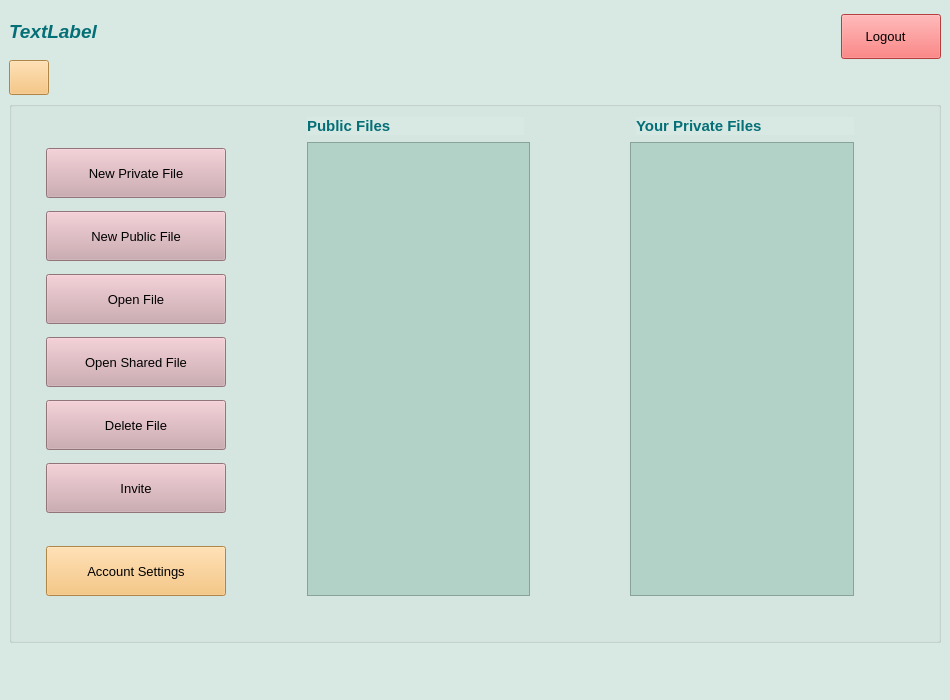
This is concurrentTextEditor/loggedinmainwindow.ui in scottiexdev/concurrentTextEditor as Qt 5 draws it before an edit. The edited form follows.
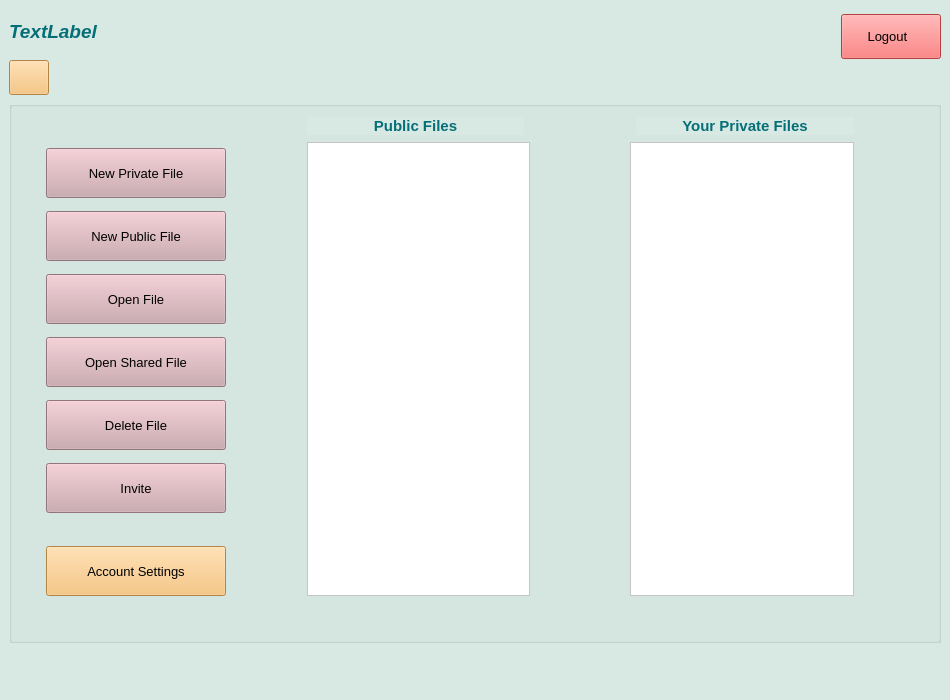
This is the edited form. Icons and pictures are not drawn.

Commit message: small changes (colors, statusbar e tooltip)

What changed in the file:
```diff
--- a/concurrentTextEditor/loggedinmainwindow.ui
+++ b/concurrentTextEditor/loggedinmainwindow.ui
@@ -536,7 +536,7 @@
          <string notr="true">background-color: rgb(255, 85, 85);</string>
         </property>
         <property name="text">
-         <string>Logout   </string>
+         <string> Logout   </string>
         </property>
         <property name="icon">
          <iconset>
@@ -825,75 +825,6 @@
          <property name="bottomMargin">
           <number>35</number>
          </property>
-         <item row="0" column="1" colspan="3">
-          <spacer name="horizontalSpacer_2">
-           <property name="orientation">
-            <enum>Qt::Horizontal</enum>
-           </property>
-           <property name="sizeType">
-            <enum>QSizePolicy::MinimumExpanding</enum>
-           </property>
-           <property name="sizeHint" stdset="0">
-            <size>
-             <width>100</width>
-             <height>20</height>
-            </size>
-           </property>
-          </spacer>
-         </item>
-         <item row="0" column="4">
-          <widget class="QLabel" name="PrivateFilesLabel">
-           <property name="sizePolicy">
-            <sizepolicy hsizetype="Expanding" vsizetype="Fixed">
-             <horstretch>0</horstretch>
-             <verstretch>0</verstretch>
-            </sizepolicy>
-           </property>
-           <property name="font">
-            <font>
-             <pointsize>11</pointsize>
-             <weight>75</weight>
-             <bold>true</bold>
-            </font>
-           </property>
-           <property name="styleSheet">
-            <string notr="true">color: rgb(4, 111, 119);</string>
-           </property>
-           <property name="text">
-            <string>Your Private Files</string>
-           </property>
-          </widget>
-         </item>
-         <item row="1" column="3" colspan="2">
-          <widget class="QTableWidget" name="PrivatefileListTable">
-           <property name="sizePolicy">
-            <sizepolicy hsizetype="Preferred" vsizetype="Preferred">
-             <horstretch>0</horstretch>
-             <verstretch>0</verstretch>
-            </sizepolicy>
-           </property>
-           <property name="maximumSize">
-            <size>
-             <width>1000</width>
-             <height>700</height>
-            </size>
-           </property>
-           <property name="font">
-            <font>
-             <pointsize>10</pointsize>
-            </font>
-           </property>
-           <property name="styleSheet">
-            <string notr="true">background-color: rgb(178, 210, 200);</string>
-           </property>
-           <attribute name="horizontalHeaderCascadingSectionResizes">
-            <bool>true</bool>
-           </attribute>
-           <attribute name="horizontalHeaderStretchLastSection">
-            <bool>true</bool>
-           </attribute>
-          </widget>
-         </item>
          <item row="0" column="0">
           <widget class="QLabel" name="PublicFilesLabel">
            <property name="sizePolicy">
@@ -915,6 +846,9 @@
            <property name="text">
             <string>Public Files</string>
            </property>
+           <property name="alignment">
+            <set>Qt::AlignCenter</set>
+           </property>
           </widget>
          </item>
          <item row="1" column="2">
@@ -947,6 +881,448 @@
              <height>700</height>
             </size>
            </property>
+           <property name="palette">
+            <palette>
+             <active>
+              <colorrole role="WindowText">
+               <brush brushstyle="SolidPattern">
+                <color alpha="255">
+                 <red>0</red>
+                 <green>0</green>
+                 <blue>0</blue>
+                </color>
+               </brush>
+              </colorrole>
+              <colorrole role="Button">
+               <brush brushstyle="SolidPattern">
+                <color alpha="255">
+                 <red>255</red>
+                 <green>255</green>
+                 <blue>255</blue>
+                </color>
+               </brush>
+              </colorrole>
+              <colorrole role="Light">
+               <brush brushstyle="SolidPattern">
+                <color alpha="255">
+                 <red>255</red>
+                 <green>255</green>
+                 <blue>255</blue>
+                </color>
+               </brush>
+              </colorrole>
+              <colorrole role="Midlight">
+               <brush brushstyle="SolidPattern">
+                <color alpha="255">
+                 <red>255</red>
+                 <green>255</green>
+                 <blue>255</blue>
+                </color>
+               </brush>
+              </colorrole>
+              <colorrole role="Dark">
+               <brush brushstyle="SolidPattern">
+                <color alpha="255">
+                 <red>127</red>
+                 <green>127</green>
+                 <blue>127</blue>
+                </color>
+               </brush>
+              </colorrole>
+              <colorrole role="Mid">
+               <brush brushstyle="SolidPattern">
+                <color alpha="255">
+                 <red>170</red>
+                 <green>170</green>
+                 <blue>170</blue>
+                </color>
+               </brush>
+              </colorrole>
+              <colorrole role="Text">
+               <brush brushstyle="SolidPattern">
+                <color alpha="255">
+                 <red>0</red>
+                 <green>0</green>
+                 <blue>0</blue>
+                </color>
+               </brush>
+              </colorrole>
+              <colorrole role="BrightText">
+               <brush brushstyle="SolidPattern">
+                <color alpha="255">
+                 <red>255</red>
+                 <green>255</green>
+                 <blue>255</blue>
+                </color>
+               </brush>
+              </colorrole>
+              <colorrole role="ButtonText">
+               <brush brushstyle="SolidPattern">
+                <color alpha="255">
+                 <red>0</red>
+                 <green>0</green>
+                 <blue>0</blue>
+                </color>
+               </brush>
+              </colorrole>
+              <colorrole role="Base">
+               <brush brushstyle="SolidPattern">
+                <color alpha="255">
+                 <red>255</red>
+                 <green>255</green>
+                 <blue>255</blue>
+                </color>
+               </brush>
+              </colorrole>
+              <colorrole role="Window">
+               <brush brushstyle="SolidPattern">
+                <color alpha="255">
+                 <red>255</red>
+                 <green>255</green>
+                 <blue>255</blue>
+                </color>
+               </brush>
+              </colorrole>
+              <colorrole role="Shadow">
+               <brush brushstyle="SolidPattern">
+                <color alpha="255">
+                 <red>0</red>
+                 <green>0</green>
+                 <blue>0</blue>
+                </color>
+               </brush>
+              </colorrole>
+              <colorrole role="AlternateBase">
+               <brush brushstyle="SolidPattern">
+                <color alpha="255">
+                 <red>255</red>
+                 <green>255</green>
+                 <blue>255</blue>
+                </color>
+               </brush>
+              </colorrole>
+              <colorrole role="ToolTipBase">
+               <brush brushstyle="SolidPattern">
+                <color alpha="255">
+                 <red>255</red>
+                 <green>255</green>
+                 <blue>220</blue>
+                </color>
+               </brush>
+              </colorrole>
+              <colorrole role="ToolTipText">
+               <brush brushstyle="SolidPattern">
+                <color alpha="255">
+                 <red>0</red>
+                 <green>0</green>
+                 <blue>0</blue>
+                </color>
+               </brush>
+              </colorrole>
+              <colorrole role="PlaceholderText">
+               <brush brushstyle="SolidPattern">
+                <color alpha="128">
+                 <red>0</red>
+                 <green>0</green>
+                 <blue>0</blue>
+                </color>
+               </brush>
+              </colorrole>
+             </active>
+             <inactive>
+              <colorrole role="WindowText">
+               <brush brushstyle="SolidPattern">
+                <color alpha="255">
+                 <red>0</red>
+                 <green>0</green>
+                 <blue>0</blue>
+                </color>
+               </brush>
+              </colorrole>
+              <colorrole role="Button">
+               <brush brushstyle="SolidPattern">
+                <color alpha="255">
+                 <red>255</red>
+                 <green>255</green>
+                 <blue>255</blue>
+                </color>
+               </brush>
+              </colorrole>
+              <colorrole role="Light">
+               <brush brushstyle="SolidPattern">
+                <color alpha="255">
+                 <red>255</red>
+                 <green>255</green>
+                 <blue>255</blue>
+                </color>
+               </brush>
+              </colorrole>
+              <colorrole role="Midlight">
+               <brush brushstyle="SolidPattern">
+                <color alpha="255">
+                 <red>255</red>
+                 <green>255</green>
+                 <blue>255</blue>
+                </color>
+               </brush>
+              </colorrole>
+              <colorrole role="Dark">
+               <brush brushstyle="SolidPattern">
+                <color alpha="255">
+                 <red>127</red>
+                 <green>127</green>
+                 <blue>127</blue>
+                </color>
+               </brush>
+              </colorrole>
+              <colorrole role="Mid">
+               <brush brushstyle="SolidPattern">
+                <color alpha="255">
+                 <red>170</red>
+                 <green>170</green>
+                 <blue>170</blue>
+                </color>
+               </brush>
+              </colorrole>
+              <colorrole role="Text">
+               <brush brushstyle="SolidPattern">
+                <color alpha="255">
+                 <red>0</red>
+                 <green>0</green>
+                 <blue>0</blue>
+                </color>
+               </brush>
+              </colorrole>
+              <colorrole role="BrightText">
+               <brush brushstyle="SolidPattern">
+                <color alpha="255">
+                 <red>255</red>
+                 <green>255</green>
+                 <blue>255</blue>
+                </color>
+               </brush>
+              </colorrole>
+              <colorrole role="ButtonText">
+               <brush brushstyle="SolidPattern">
+                <color alpha="255">
+                 <red>0</red>
+                 <green>0</green>
+                 <blue>0</blue>
+                </color>
+               </brush>
+              </colorrole>
+              <colorrole role="Base">
+               <brush brushstyle="SolidPattern">
+                <color alpha="255">
+                 <red>255</red>
+                 <green>255</green>
+                 <blue>255</blue>
+                </color>
+               </brush>
+              </colorrole>
+              <colorrole role="Window">
+               <brush brushstyle="SolidPattern">
+                <color alpha="255">
+                 <red>255</red>
+                 <green>255</green>
+                 <blue>255</blue>
+                </color>
+               </brush>
+              </colorrole>
+              <colorrole role="Shadow">
+               <brush brushstyle="SolidPattern">
+                <color alpha="255">
+                 <red>0</red>
+                 <green>0</green>
+                 <blue>0</blue>
+                </color>
+               </brush>
+              </colorrole>
+              <colorrole role="AlternateBase">
+               <brush brushstyle="SolidPattern">
+                <color alpha="255">
+                 <red>255</red>
+                 <green>255</green>
+                 <blue>255</blue>
+                </color>
+               </brush>
+              </colorrole>
+              <colorrole role="ToolTipBase">
+               <brush brushstyle="SolidPattern">
+                <color alpha="255">
+                 <red>255</red>
+                 <green>255</green>
+                 <blue>220</blue>
+                </color>
+               </brush>
+              </colorrole>
+              <colorrole role="ToolTipText">
+               <brush brushstyle="SolidPattern">
+                <color alpha="255">
+                 <red>0</red>
+                 <green>0</green>
+                 <blue>0</blue>
+                </color>
+               </brush>
+              </colorrole>
+              <colorrole role="PlaceholderText">
+               <brush brushstyle="SolidPattern">
+                <color alpha="128">
+                 <red>0</red>
+                 <green>0</green>
+                 <blue>0</blue>
+                </color>
+               </brush>
+              </colorrole>
+             </inactive>
+             <disabled>
+              <colorrole role="WindowText">
+               <brush brushstyle="SolidPattern">
+                <color alpha="255">
+                 <red>127</red>
+                 <green>127</green>
+                 <blue>127</blue>
+                </color>
+               </brush>
+              </colorrole>
+              <colorrole role="Button">
+               <brush brushstyle="SolidPattern">
+                <color alpha="255">
+                 <red>255</red>
+                 <green>255</green>
+                 <blue>255</blue>
+                </color>
+               </brush>
+              </colorrole>
+              <colorrole role="Light">
+               <brush brushstyle="SolidPattern">
+                <color alpha="255">
+                 <red>255</red>
+                 <green>255</green>
+                 <blue>255</blue>
+                </color>
+               </brush>
+              </colorrole>
+              <colorrole role="Midlight">
+               <brush brushstyle="SolidPattern">
+                <color alpha="255">
+                 <red>255</red>
+                 <green>255</green>
+                 <blue>255</blue>
+                </color>
+               </brush>
+              </colorrole>
+              <colorrole role="Dark">
+               <brush brushstyle="SolidPattern">
+                <color alpha="255">
+                 <red>127</red>
+                 <green>127</green>
+                 <blue>127</blue>
+                </color>
+               </brush>
+              </colorrole>
+              <colorrole role="Mid">
+               <brush brushstyle="SolidPattern">
+                <color alpha="255">
+                 <red>170</red>
+                 <green>170</green>
+                 <blue>170</blue>
+                </color>
+               </brush>
+              </colorrole>
+              <colorrole role="Text">
+               <brush brushstyle="SolidPattern">
+                <color alpha="255">
+                 <red>127</red>
+                 <green>127</green>
+                 <blue>127</blue>
+                </color>
+               </brush>
+              </colorrole>
+              <colorrole role="BrightText">
+               <brush brushstyle="SolidPattern">
+                <color alpha="255">
+                 <red>255</red>
+                 <green>255</green>
+                 <blue>255</blue>
+                </color>
+               </brush>
+              </colorrole>
+              <colorrole role="ButtonText">
+               <brush brushstyle="SolidPattern">
+                <color alpha="255">
+                 <red>127</red>
+                 <green>127</green>
+                 <blue>127</blue>
+                </color>
+               </brush>
+              </colorrole>
+              <colorrole role="Base">
+               <brush brushstyle="SolidPattern">
+                <color alpha="255">
+                 <red>255</red>
+                 <green>255</green>
+                 <blue>255</blue>
+                </color>
+               </brush>
+              </colorrole>
+              <colorrole role="Window">
+               <brush brushstyle="SolidPattern">
+                <color alpha="255">
+                 <red>255</red>
+                 <green>255</green>
+                 <blue>255</blue>
+                </color>
+               </brush>
+              </colorrole>
+              <colorrole role="Shadow">
+               <brush brushstyle="SolidPattern">
+                <color alpha="255">
+                 <red>0</red>
+                 <green>0</green>
+                 <blue>0</blue>
+                </color>
+               </brush>
+              </colorrole>
+              <colorrole role="AlternateBase">
+               <brush brushstyle="SolidPattern">
+                <color alpha="255">
+                 <red>255</red>
+                 <green>255</green>
+                 <blue>255</blue>
+                </color>
+               </brush>
+              </colorrole>
+              <colorrole role="ToolTipBase">
+               <brush brushstyle="SolidPattern">
+                <color alpha="255">
+                 <red>255</red>
+                 <green>255</green>
+                 <blue>220</blue>
+                </color>
+               </brush>
+              </colorrole>
+              <colorrole role="ToolTipText">
+               <brush brushstyle="SolidPattern">
+                <color alpha="255">
+                 <red>0</red>
+                 <green>0</green>
+                 <blue>0</blue>
+                </color>
+               </brush>
+              </colorrole>
+              <colorrole role="PlaceholderText">
+               <brush brushstyle="SolidPattern">
+                <color alpha="128">
+                 <red>0</red>
+                 <green>0</green>
+                 <blue>0</blue>
+                </color>
+               </brush>
+              </colorrole>
+             </disabled>
+            </palette>
+           </property>
            <property name="font">
             <font>
              <pointsize>10</pointsize>
@@ -959,7 +1335,7 @@
             <bool>true</bool>
            </property>
            <property name="styleSheet">
-            <string notr="true">background-color: rgb(178, 210, 200);</string>
+            <string notr="true">background-color: rgb(255, 255, 255);</string>
            </property>
            <property name="frameShape">
             <enum>QFrame::StyledPanel</enum>
@@ -978,6 +1354,536 @@
            </attribute>
           </widget>
          </item>
+         <item row="1" column="3" colspan="2">
+          <widget class="QTableWidget" name="PrivatefileListTable">
+           <property name="sizePolicy">
+            <sizepolicy hsizetype="Preferred" vsizetype="Preferred">
+             <horstretch>0</horstretch>
+             <verstretch>0</verstretch>
+            </sizepolicy>
+           </property>
+           <property name="maximumSize">
+            <size>
+             <width>1000</width>
+             <height>700</height>
+            </size>
+           </property>
+           <property name="palette">
+            <palette>
+             <active>
+              <colorrole role="WindowText">
+               <brush brushstyle="SolidPattern">
+                <color alpha="255">
+                 <red>0</red>
+                 <green>0</green>
+                 <blue>0</blue>
+                </color>
+               </brush>
+              </colorrole>
+              <colorrole role="Button">
+               <brush brushstyle="SolidPattern">
+                <color alpha="255">
+                 <red>255</red>
+                 <green>255</green>
+                 <blue>255</blue>
+                </color>
+               </brush>
+              </colorrole>
+              <colorrole role="Light">
+               <brush brushstyle="SolidPattern">
+                <color alpha="255">
+                 <red>255</red>
+                 <green>255</green>
+                 <blue>255</blue>
+                </color>
+               </brush>
+              </colorrole>
+              <colorrole role="Midlight">
+               <brush brushstyle="SolidPattern">
+                <color alpha="255">
+                 <red>255</red>
+                 <green>255</green>
+                 <blue>255</blue>
+                </color>
+               </brush>
+              </colorrole>
+              <colorrole role="Dark">
+               <brush brushstyle="SolidPattern">
+                <color alpha="255">
+                 <red>127</red>
+                 <green>127</green>
+                 <blue>127</blue>
+                </color>
+               </brush>
+              </colorrole>
+              <colorrole role="Mid">
+               <brush brushstyle="SolidPattern">
+                <color alpha="255">
+                 <red>170</red>
+                 <green>170</green>
+                 <blue>170</blue>
+                </color>
+               </brush>
+              </colorrole>
+              <colorrole role="Text">
+               <brush brushstyle="SolidPattern">
+                <color alpha="255">
+                 <red>0</red>
+                 <green>0</green>
+                 <blue>0</blue>
+                </color>
+               </brush>
+              </colorrole>
+              <colorrole role="BrightText">
+               <brush brushstyle="SolidPattern">
+                <color alpha="255">
+                 <red>255</red>
+                 <green>255</green>
+                 <blue>255</blue>
+                </color>
+               </brush>
+              </colorrole>
+              <colorrole role="ButtonText">
+               <brush brushstyle="SolidPattern">
+                <color alpha="255">
+                 <red>0</red>
+                 <green>0</green>
+                 <blue>0</blue>
+                </color>
+               </brush>
+              </colorrole>
+              <colorrole role="Base">
+               <brush brushstyle="SolidPattern">
+                <color alpha="255">
+                 <red>255</red>
+                 <green>255</green>
+                 <blue>255</blue>
+                </color>
+               </brush>
+              </colorrole>
+              <colorrole role="Window">
+               <brush brushstyle="SolidPattern">
+                <color alpha="255">
+                 <red>255</red>
+                 <green>255</green>
+                 <blue>255</blue>
+                </color>
+               </brush>
+              </colorrole>
+              <colorrole role="Shadow">
+               <brush brushstyle="SolidPattern">
+                <color alpha="255">
+                 <red>0</red>
+                 <green>0</green>
+                 <blue>0</blue>
+                </color>
+               </brush>
+              </colorrole>
+              <colorrole role="AlternateBase">
+               <brush brushstyle="SolidPattern">
+                <color alpha="255">
+                 <red>255</red>
+                 <green>255</green>
+                 <blue>255</blue>
+                </color>
+               </brush>
+              </colorrole>
+              <colorrole role="ToolTipBase">
+               <brush brushstyle="SolidPattern">
+                <color alpha="255">
+                 <red>255</red>
+                 <green>255</green>
+                 <blue>220</blue>
+                </color>
+               </brush>
+              </colorrole>
+              <colorrole role="ToolTipText">
+               <brush brushstyle="SolidPattern">
+                <color alpha="255">
+                 <red>0</red>
+                 <green>0</green>
+                 <blue>0</blue>
+                </color>
+               </brush>
+              </colorrole>
+              <colorrole role="PlaceholderText">
+               <brush brushstyle="SolidPattern">
+                <color alpha="128">
+                 <red>0</red>
+                 <green>0</green>
+                 <blue>0</blue>
+                </color>
+               </brush>
+              </colorrole>
+             </active>
+             <inactive>
+              <colorrole role="WindowText">
+               <brush brushstyle="SolidPattern">
+                <color alpha="255">
+                 <red>0</red>
+                 <green>0</green>
+                 <blue>0</blue>
+                </color>
+               </brush>
+              </colorrole>
+              <colorrole role="Button">
+               <brush brushstyle="SolidPattern">
+                <color alpha="255">
+                 <red>255</red>
+                 <green>255</green>
+                 <blue>255</blue>
+                </color>
+               </brush>
+              </colorrole>
+              <colorrole role="Light">
+               <brush brushstyle="SolidPattern">
+                <color alpha="255">
+                 <red>255</red>
+                 <green>255</green>
+                 <blue>255</blue>
+                </color>
+               </brush>
+              </colorrole>
+              <colorrole role="Midlight">
+               <brush brushstyle="SolidPattern">
+                <color alpha="255">
+                 <red>255</red>
+                 <green>255</green>
+                 <blue>255</blue>
+                </color>
+               </brush>
+              </colorrole>
+              <colorrole role="Dark">
+               <brush brushstyle="SolidPattern">
+                <color alpha="255">
+                 <red>127</red>
+                 <green>127</green>
+                 <blue>127</blue>
+                </color>
+               </brush>
+              </colorrole>
+              <colorrole role="Mid">
+               <brush brushstyle="SolidPattern">
+                <color alpha="255">
+                 <red>170</red>
+                 <green>170</green>
+                 <blue>170</blue>
+                </color>
+               </brush>
+              </colorrole>
+              <colorrole role="Text">
+               <brush brushstyle="SolidPattern">
+                <color alpha="255">
+                 <red>0</red>
+                 <green>0</green>
+                 <blue>0</blue>
+                </color>
+               </brush>
+              </colorrole>
+              <colorrole role="BrightText">
+               <brush brushstyle="SolidPattern">
+                <color alpha="255">
+                 <red>255</red>
+                 <green>255</green>
+                 <blue>255</blue>
+                </color>
+               </brush>
+              </colorrole>
+              <colorrole role="ButtonText">
+               <brush brushstyle="SolidPattern">
+                <color alpha="255">
+                 <red>0</red>
+                 <green>0</green>
+                 <blue>0</blue>
+                </color>
+               </brush>
+              </colorrole>
+              <colorrole role="Base">
+               <brush brushstyle="SolidPattern">
+                <color alpha="255">
+                 <red>255</red>
+                 <green>255</green>
+                 <blue>255</blue>
+                </color>
+               </brush>
+              </colorrole>
+              <colorrole role="Window">
+               <brush brushstyle="SolidPattern">
+                <color alpha="255">
+                 <red>255</red>
+                 <green>255</green>
+                 <blue>255</blue>
+                </color>
+               </brush>
+              </colorrole>
+              <colorrole role="Shadow">
+               <brush brushstyle="SolidPattern">
+                <color alpha="255">
+                 <red>0</red>
+                 <green>0</green>
+                 <blue>0</blue>
+                </color>
+               </brush>
+              </colorrole>
+              <colorrole role="AlternateBase">
+               <brush brushstyle="SolidPattern">
+                <color alpha="255">
+                 <red>255</red>
+                 <green>255</green>
+                 <blue>255</blue>
+                </color>
+               </brush>
+              </colorrole>
+              <colorrole role="ToolTipBase">
+               <brush brushstyle="SolidPattern">
+                <color alpha="255">
+                 <red>255</red>
+                 <green>255</green>
+                 <blue>220</blue>
+                </color>
+               </brush>
+              </colorrole>
+              <colorrole role="ToolTipText">
+               <brush brushstyle="SolidPattern">
+                <color alpha="255">
+                 <red>0</red>
+                 <green>0</green>
+                 <blue>0</blue>
+                </color>
+               </brush>
+              </colorrole>
+              <colorrole role="PlaceholderText">
+               <brush brushstyle="SolidPattern">
+                <color alpha="128">
+                 <red>0</red>
+                 <green>0</green>
+                 <blue>0</blue>
+                </color>
+               </brush>
+              </colorrole>
+             </inactive>
+             <disabled>
+              <colorrole role="WindowText">
+               <brush brushstyle="SolidPattern">
+                <color alpha="255">
+                 <red>127</red>
+                 <green>127</green>
+                 <blue>127</blue>
+                </color>
+               </brush>
+              </colorrole>
+              <colorrole role="Button">
+               <brush brushstyle="SolidPattern">
+                <color alpha="255">
+                 <red>255</red>
+                 <green>255</green>
+                 <blue>255</blue>
+                </color>
+               </brush>
+              </colorrole>
+              <colorrole role="Light">
+               <brush brushstyle="SolidPattern">
+                <color alpha="255">
+                 <red>255</red>
+                 <green>255</green>
+                 <blue>255</blue>
+                </color>
+               </brush>
+              </colorrole>
+              <colorrole role="Midlight">
+               <brush brushstyle="SolidPattern">
+                <color alpha="255">
+                 <red>255</red>
+                 <green>255</green>
+                 <blue>255</blue>
+                </color>
+               </brush>
+              </colorrole>
+              <colorrole role="Dark">
+               <brush brushstyle="SolidPattern">
+                <color alpha="255">
+                 <red>127</red>
+                 <green>127</green>
+                 <blue>127</blue>
+                </color>
+               </brush>
+              </colorrole>
+              <colorrole role="Mid">
+               <brush brushstyle="SolidPattern">
+                <color alpha="255">
+                 <red>170</red>
+                 <green>170</green>
+                 <blue>170</blue>
+                </color>
+               </brush>
+              </colorrole>
+              <colorrole role="Text">
+               <brush brushstyle="SolidPattern">
+                <color alpha="255">
+                 <red>127</red>
+                 <green>127</green>
+                 <blue>127</blue>
+                </color>
+               </brush>
+              </colorrole>
+              <colorrole role="BrightText">
+               <brush brushstyle="SolidPattern">
+                <color alpha="255">
+                 <red>255</red>
+                 <green>255</green>
+                 <blue>255</blue>
+                </color>
+               </brush>
+              </colorrole>
+              <colorrole role="ButtonText">
+               <brush brushstyle="SolidPattern">
+                <color alpha="255">
+                 <red>127</red>
+                 <green>127</green>
+                 <blue>127</blue>
+                </color>
+               </brush>
+              </colorrole>
+              <colorrole role="Base">
+               <brush brushstyle="SolidPattern">
+                <color alpha="255">
+                 <red>255</red>
+                 <green>255</green>
+                 <blue>255</blue>
+                </color>
+               </brush>
+              </colorrole>
+              <colorrole role="Window">
+               <brush brushstyle="SolidPattern">
+                <color alpha="255">
+                 <red>255</red>
+                 <green>255</green>
+                 <blue>255</blue>
+                </color>
+               </brush>
+              </colorrole>
+              <colorrole role="Shadow">
+               <brush brushstyle="SolidPattern">
+                <color alpha="255">
+                 <red>0</red>
+                 <green>0</green>
+                 <blue>0</blue>
+                </color>
+               </brush>
+              </colorrole>
+              <colorrole role="AlternateBase">
+               <brush brushstyle="SolidPattern">
+                <color alpha="255">
+                 <red>255</red>
+                 <green>255</green>
+                 <blue>255</blue>
+                </color>
+               </brush>
+              </colorrole>
+              <colorrole role="ToolTipBase">
+               <brush brushstyle="SolidPattern">
+                <color alpha="255">
+                 <red>255</red>
+                 <green>255</green>
+                 <blue>220</blue>
+                </color>
+               </brush>
+              </colorrole>
+              <colorrole role="ToolTipText">
+               <brush brushstyle="SolidPattern">
+                <color alpha="255">
+                 <red>0</red>
+                 <green>0</green>
+                 <blue>0</blue>
+                </color>
+               </brush>
+              </colorrole>
+              <colorrole role="PlaceholderText">
+               <brush brushstyle="SolidPattern">
+                <color alpha="128">
+                 <red>0</red>
+                 <green>0</green>
+                 <blue>0</blue>
+                </color>
+               </brush>
+              </colorrole>
+             </disabled>
+            </palette>
+           </property>
+           <property name="font">
+            <font>
+             <pointsize>10</pointsize>
+            </font>
+           </property>
+           <property name="styleSheet">
+            <string notr="true">background-color: rgb(255, 255, 255);</string>
+           </property>
+           <attribute name="horizontalHeaderCascadingSectionResizes">
+            <bool>true</bool>
+           </attribute>
+           <attribute name="horizontalHeaderStretchLastSection">
+            <bool>true</bool>
+           </attribute>
+          </widget>
+         </item>
+         <item row="0" column="1" colspan="3">
+          <spacer name="horizontalSpacer_2">
+           <property name="orientation">
+            <enum>Qt::Horizontal</enum>
+           </property>
+           <property name="sizeType">
+            <enum>QSizePolicy::MinimumExpanding</enum>
+           </property>
+           <property name="sizeHint" stdset="0">
+            <size>
+             <width>100</width>
+             <height>20</height>
+            </size>
+           </property>
+          </spacer>
+         </item>
+         <item row="0" column="4">
+          <widget class="QLabel" name="PrivateFilesLabel">
+           <property name="sizePolicy">
+            <sizepolicy hsizetype="Expanding" vsizetype="Fixed">
+             <horstretch>0</horstretch>
+             <verstretch>0</verstretch>
+            </sizepolicy>
+           </property>
+           <property name="font">
+            <font>
+             <pointsize>11</pointsize>
+             <weight>75</weight>
+             <bold>true</bold>
+            </font>
+           </property>
+           <property name="styleSheet">
+            <string notr="true">color: rgb(4, 111, 119);</string>
+           </property>
+           <property name="text">
+            <string>Your Private Files</string>
+           </property>
+           <property name="alignment">
+            <set>Qt::AlignCenter</set>
+           </property>
+          </widget>
+         </item>
+         <item row="1" column="2">
+          <spacer name="horizontalSpacer">
+           <property name="orientation">
+            <enum>Qt::Horizontal</enum>
+           </property>
+           <property name="sizeType">
+            <enum>QSizePolicy::Preferred</enum>
+           </property>
+           <property name="sizeHint" stdset="0">
+            <size>
+             <width>100</width>
+             <height>20</height>
+            </size>
+           </property>
+          </spacer>
+         </item>
         </layout>
        </item>
       </layout>
```
Left out of the diff: 42 changed lines with no effect on the pictures. The commit also changes 3 other files.
